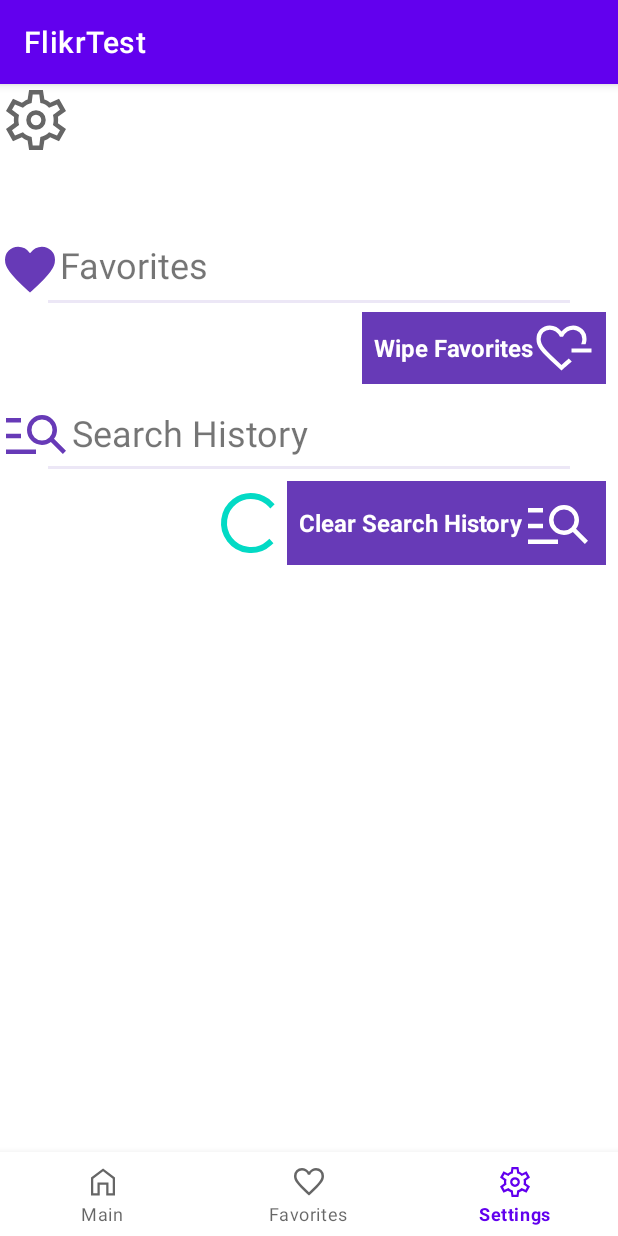
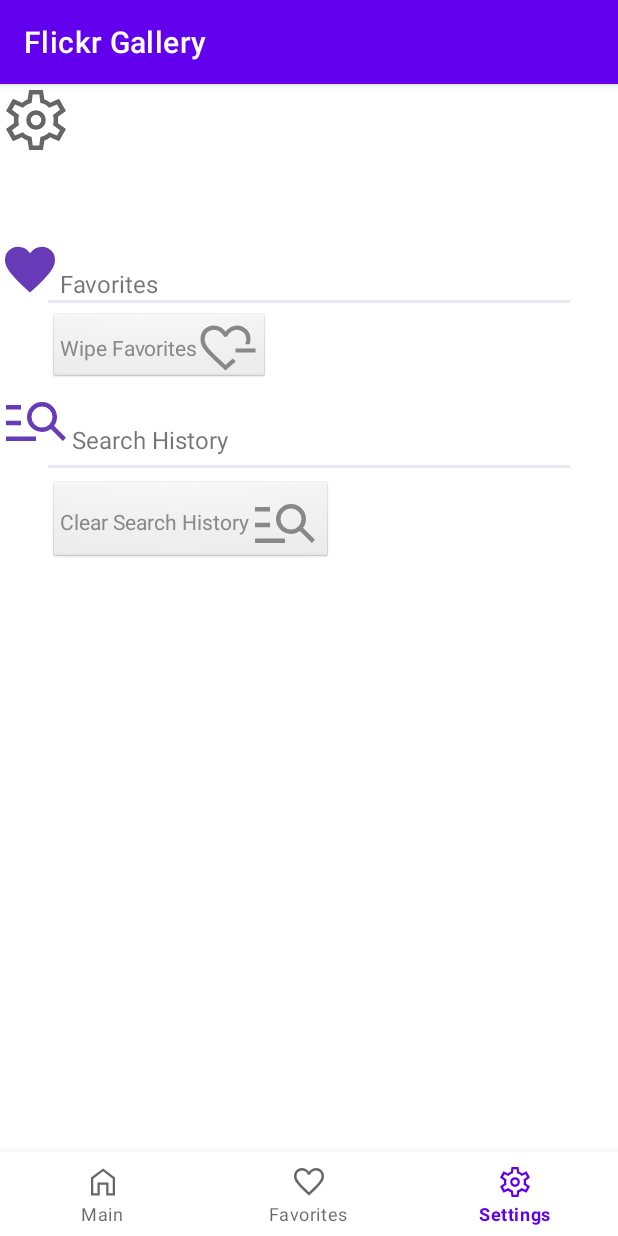
Before and after one commit to matthewrmcevoy/udacity_final_FlickrGallery, an Android app: the screen it shows after launch (MainActivity), item 3 of the bottom bar chosen, on a phone screen of 412 x 824 dp. Run offline under Robolectric (Android 15) with nearby library versions, the phone set to English and light mode, and no system bars; our stand-ins replace Picasso, Room's generated code, data binding, navigation-ui; pictures from the network do not load; Roboto replaces fonts that are not available here.

Commit message:
Commit 8:
moved search hist to dB model for persistence.

```diff
--- a/app/src/main/java/com/mrm/android/flikrtest/dB/Room.kt
+++ b/app/src/main/java/com/mrm/android/flikrtest/dB/Room.kt
@@ -3,6 +3,7 @@ package com.mrm.android.flikrtest.dB
 import android.content.Context
 import androidx.room.*
 import com.mrm.android.flikrtest.api.APIPhoto
+import com.mrm.android.flikrtest.searchhist.SearchTerm
 
 @Dao
 interface FavoritePhotoDao{
@@ -37,3 +38,37 @@ fun getDatabase(context: Context): FavoritePhotosDatabase{
     }
     return INSTANCE
 }
+
+@Dao
+interface SearchHistoryDao{
+    @Insert(onConflict = OnConflictStrategy.REPLACE)
+    fun addSearchTerm(searchTerm: SearchTerm)
+
+    @Query("select * from SearchTerm")
+    suspend fun getSearchHistory(): List<SearchTerm>
+
+    @Query("delete from SearchTerm where term is :term")
+    suspend fun deleteSearchTerm(term: String)
+
+    @Query("delete from SearchTerm")
+    suspend fun clearSearchHistory()
+
+}
+
+@Database(entities = [SearchTerm::class], version = 1)
+abstract class SearchHistoryDatabase: RoomDatabase() {
+    abstract val searchHistoryDao: SearchHistoryDao
+}
+
+private lateinit var SH_INSTANCE: SearchHistoryDatabase
+
+fun getSearchHistoryDB(context: Context): SearchHistoryDatabase{
+    if(!::SH_INSTANCE.isInitialized){
+        SH_INSTANCE = Room.databaseBuilder(
+            context.applicationContext,
+            SearchHistoryDatabase::class.java,
+            "searchHistory"
+        ).build()
+    }
+    return SH_INSTANCE
+}
--- a/app/src/main/java/com/mrm/android/flikrtest/ui/favorites/FavPhotoGridAdapter.kt
+++ b/app/src/main/java/com/mrm/android/flikrtest/ui/favorites/FavPhotoGridAdapter.kt
@@ -60,11 +60,12 @@ class FavPhotoGridAdapter(private val viewModel: FavoritesViewModel, private val
             null
         }
         holder.itemView.fav_add_remove_bttn.setOnClickListener {
+            updateAdapter(position)
             CoroutineScope(Dispatchers.IO).launch{
                 database.favoritePhotoDao.deleteFavorite(apiPhoto.media)
                 viewModel.updateFavorites()
             }
-            updateAdapter(position)
+
         }
         holder.itemView.setOnLongClickListener{
             Log.i("adapter","$apiPhoto")
--- a/app/src/main/java/com/mrm/android/flikrtest/ui/main/MainFragment.kt
+++ b/app/src/main/java/com/mrm/android/flikrtest/ui/main/MainFragment.kt
@@ -19,6 +19,8 @@ import com.mrm.android.flikrtest.R
 import com.mrm.android.flikrtest.databinding.FragmentMainBinding
 import kotlinx.android.synthetic.main.fragment_main.*
 import kotlinx.android.synthetic.main.fragment_main.view.*
+import kotlinx.android.synthetic.main.photo_detail_fragment.view.*
+import kotlinx.android.synthetic.main.search_history.view.*
 
 class MainFragment : Fragment() {
 
@@ -50,11 +52,12 @@ class MainFragment : Fragment() {
 
         var searchText:String = ""
         val actv:AutoCompleteTextView = binding.root.findViewById(R.id.tag_search_txt)
-        val adapter = ArrayAdapter<String>(requireActivity(),R.layout.search_history, viewModel.recentSearch)
+        val adapter = ArrayAdapter<String>(requireActivity(),R.layout.search_history, R.id.search_tv , viewModel.recentSearch)
         actv.setAdapter(adapter)
 
         actv.setOnClickListener{
             actv.showDropDown()
+
         }
 
         actv.setOnKeyListener { view, i, keyEvent ->
@@ -62,7 +65,7 @@ class MainFragment : Fragment() {
                 searchText = tag_search_txt.text.toString()
                 viewModel.addSearch(searchText)
                 viewModel.updatePhotoFilter(searchText)
-                val adapter = ArrayAdapter<String>(requireActivity(),R.layout.search_history, viewModel.recentSearch)
+                //val adapter = ArrayAdapter<String>(requireActivity(),R.layout.search_history,R.id.search_tv ,viewModel.recentSearch)
                 actv.setAdapter(adapter)
 
 
@@ -78,10 +81,9 @@ class MainFragment : Fragment() {
         actv.setOnItemClickListener { adapterView, view, i, l ->
             var selectedItem = adapterView.getItemAtPosition(i) as String
             Log.i("selected", selectedItem)
+            Log.i("selected","${view.search_rmv_bttn} , $l")
             viewModel.updatePhotoFilter(selectedItem)
-
         }
-
 
 
         binding.imageButton.setOnClickListener {
@@ -90,7 +92,7 @@ class MainFragment : Fragment() {
 
             Log.i("Fragment","recent searches are ${viewModel.recentSearch}")
             viewModel.updatePhotoFilter(searchText)
-            val adapter = ArrayAdapter<String>(requireActivity(),R.layout.search_history, viewModel.recentSearch)
+            //val adapter = ArrayAdapter<String>(requireActivity(),R.layout.search_history, viewModel.recentSearch)
             actv.setAdapter(adapter)
 
 
--- a/app/src/main/java/com/mrm/android/flikrtest/ui/settings/SettingsFragment.kt
+++ b/app/src/main/java/com/mrm/android/flikrtest/ui/settings/SettingsFragment.kt
@@ -1,12 +1,22 @@
 package com.mrm.android.flikrtest.ui.settings
 
+import android.graphics.Color
+import android.graphics.PorterDuff
+import android.graphics.PorterDuffColorFilter
 import android.os.Bundle
+import android.util.Log
 import android.view.LayoutInflater
 import android.view.View
 import android.view.ViewGroup
+import android.widget.Toast
 import androidx.fragment.app.Fragment
+import androidx.lifecycle.Observer
 import androidx.lifecycle.ViewModelProvider
+import com.google.android.material.snackbar.Snackbar
+import com.mrm.android.flikrtest.R
 import com.mrm.android.flikrtest.databinding.FragmentSettingsBinding
+import kotlinx.android.synthetic.main.fragment_settings.*
+import kotlin.math.absoluteValue
 
 class SettingsFragment : Fragment(){
     val viewModel: SettingsViewModel by lazy{
@@ -24,8 +34,60 @@ class SettingsFragment : Fragment(){
     ): View? {
         val binding = FragmentSettingsBinding.inflate(inflater)
 
+        viewModel.favCount.observe(viewLifecycleOwner, Observer {
+            if(it > 0){
+                wipe_fav_bttn.setTextColor(resources.getColor(R.color.app_purple))
+                val drawable = wipe_fav_bttn.compoundDrawables
+                for(item in drawable){
+                    item?.setColorFilter(PorterDuffColorFilter(resources.getColor(R.color.app_purple), PorterDuff.Mode.SRC_IN))
+                }
+                wipe_fav_bttn.isEnabled = true
+            }else{
+                wipe_fav_bttn.setTextColor(Color.GRAY)
+                val drawable = wipe_fav_bttn.compoundDrawables
+                for(item in drawable){
+                    item?.setColorFilter(PorterDuffColorFilter(Color.GRAY, PorterDuff.Mode.SRC_IN))
+                }
+                wipe_fav_bttn.isEnabled = false
+            }
+        })
+
+        viewModel.searchCount.observe(viewLifecycleOwner, Observer{
+            if(it > 0){
+                clr_srch_hist_bttn.setTextColor(resources.getColor(R.color.app_purple))
+                val drawable = clr_srch_hist_bttn.compoundDrawables
+                for(item in drawable){
+                    item?.setColorFilter(PorterDuffColorFilter(resources.getColor(R.color.app_purple), PorterDuff.Mode.SRC_IN))
+                }
+                clr_srch_hist_bttn.isEnabled = true
+            }else{
+                clr_srch_hist_bttn.setTextColor(Color.GRAY)
+                val drawable = clr_srch_hist_bttn.compoundDrawables
+                for(item in drawable){
+                    item?.setColorFilter(PorterDuffColorFilter(Color.GRAY, PorterDuff.Mode.SRC_IN))
+                }
+                clr_srch_hist_bttn.isEnabled = false
+            }
+        })
+
         binding.wipeFavBttn.setOnClickListener {
-            viewModel.clearFavorites()
+            if(viewModel.favCount.value!! > 0){
+                viewModel.clearFavorites()
+                Snackbar.make(this.requireView(),"Favorites Cleared!", Snackbar.LENGTH_INDEFINITE).setAction("Ok"){null}.show()
+            }else{
+                Toast.makeText(this.requireContext(),"Favorites is empty!", Toast.LENGTH_SHORT).show()
+            }
+
+        }
+
+        binding.clrSrchHistBttn.setOnClickListener {
+            if(viewModel.searchCount.value!! > 0){
+                viewModel.clearSearchHistory()
+                Snackbar.make(this.requireView(),"Search History Cleared!", Snackbar.LENGTH_INDEFINITE).setAction("Ok"){null}.show()
+            }else{
+                Toast.makeText(this.requireContext(),"Search History is empty!", Toast.LENGTH_SHORT).show()
+            }
+
         }
 
         return binding.root
--- a/app/src/main/java/com/mrm/android/flikrtest/ui/settings/SettingsViewModel.kt
+++ b/app/src/main/java/com/mrm/android/flikrtest/ui/settings/SettingsViewModel.kt
@@ -1,12 +1,11 @@
 package com.mrm.android.flikrtest.ui.settings
 
 import android.app.Application
-import androidx.lifecycle.AndroidViewModel
-import androidx.lifecycle.MutableLiveData
-import androidx.lifecycle.ViewModel
-import androidx.lifecycle.viewModelScope
+import android.util.Log
+import androidx.lifecycle.*
 import com.mrm.android.flikrtest.dB.FavoritePhotosDatabase
 import com.mrm.android.flikrtest.dB.getDatabase
+import com.mrm.android.flikrtest.dB.getSearchHistoryDB
 import kotlinx.coroutines.CoroutineScope
 import kotlinx.coroutines.Dispatchers
 import kotlinx.coroutines.launch
@@ -14,19 +13,45 @@ import kotlinx.coroutines.launch
 enum class FavSettingsStatus{LOADING, DONE}
 class SettingsViewModel(application: Application) : AndroidViewModel(application) {
     private val database = getDatabase(application)
+    private val searchHistoryDatabase = getSearchHistoryDB(application)
+
+    private val _favCount = MutableLiveData<Int>()
+    val favCount: LiveData<Int>
+    get() = _favCount
+
+    private val _searchCount = MutableLiveData<Int>()
+    val searchCount: LiveData<Int>
+    get() = _searchCount
+
     val favSettingStat= MutableLiveData<FavSettingsStatus>()
 
     init{
         favSettingStat.value = FavSettingsStatus.DONE
+        viewModelScope.launch{
+            _favCount.value = database.favoritePhotoDao.getFavorites().size
+            Log.i("svm","${_favCount.value}")
+            _searchCount.value = searchHistoryDatabase.searchHistoryDao.getSearchHistory().size
+        }
+        Log.i("svm","init")
+
     }
 
     fun clearFavorites(){
         favSettingStat.value = FavSettingsStatus.LOADING
         CoroutineScope(Dispatchers.IO).launch{
             database.favoritePhotoDao.clearFavorites()
+            _favCount.postValue(database.favoritePhotoDao.getFavorites().size)
+        }
 
+
+        favSettingStat.value = FavSettingsStatus.DONE
+    }
+
+    fun clearSearchHistory(){
+        CoroutineScope(Dispatchers.IO).launch{
+            searchHistoryDatabase.searchHistoryDao.clearSearchHistory()
+            _searchCount.postValue(searchHistoryDatabase.searchHistoryDao.getSearchHistory().size)
         }
-        favSettingStat.value = FavSettingsStatus.DONE
 
     }
 }
--- a/app/src/main/res/layout/fragment_settings.xml
+++ b/app/src/main/res/layout/fragment_settings.xml
@@ -26,8 +26,9 @@
         android:layout_marginTop="56dp"
         android:drawableLeft="@drawable/favorite_fill"
         android:drawableTint="#673AB7"
-        android:text="Favorites"
-        android:textSize="24sp"
+        android:gravity="bottom"
+        android:text="@string/fav_label"
+        android:textSize="16sp"
         app:layout_constraintStart_toStartOf="parent"
         app:layout_constraintTop_toBottomOf="@+id/imageView3" />
 
@@ -60,80 +61,55 @@
         android:id="@+id/wipe_fav_bttn"
         android:layout_width="wrap_content"
         android:layout_height="wrap_content"
+        android:layout_marginStart="32dp"
         android:layout_marginTop="8dp"
-        android:layout_marginEnd="8dp"
-        android:background="#673AB7"
+        android:background="@android:drawable/btn_default"
         android:drawableRight="@drawable/heart_minus"
-        android:drawableTint="#FFFFFF"
+        android:drawableTint="#673AB7"
         android:gravity="center_vertical"
         android:paddingHorizontal="8dp"
         android:paddingVertical="4dp"
-        android:text="Wipe Favorites"
-        android:textColor="#FFFFFF"
-        android:textSize="16sp"
-        android:textStyle="bold"
-        app:layout_constraintEnd_toEndOf="parent"
+        android:text="@string/wipe_fav_txt"
+        android:textColor="#673AB7"
+        android:textSize="14sp"
+        app:layout_constraintStart_toStartOf="parent"
         app:layout_constraintTop_toTopOf="@+id/divider" />
 
     <TextView
         android:id="@+id/clr_srch_hist_bttn"
         android:layout_width="wrap_content"
         android:layout_height="wrap_content"
+        android:layout_marginStart="32dp"
         android:layout_marginTop="8dp"
-        android:layout_marginEnd="8dp"
-        android:background="#673AB7"
+        android:background="@android:drawable/btn_default"
         android:drawableRight="@drawable/manage_search"
-        android:drawableTint="#FFFFFF"
+        android:drawableTint="#673AB7"
         android:gravity="center_vertical"
         android:paddingHorizontal="8dp"
         android:paddingVertical="4dp"
         android:text="Clear Search History"
-        android:textColor="#FFFFFF"
-        android:textSize="16sp"
-        android:textStyle="bold"
-        app:layout_constraintEnd_toEndOf="parent"
+        android:textColor="#673AB7"
+        android:textSize="14sp"
+        app:layout_constraintStart_toStartOf="parent"
         app:layout_constraintTop_toBottomOf="@+id/divider2" />
 
     <TextView
         android:id="@+id/textView4"
         android:layout_width="wrap_content"
         android:layout_height="wrap_content"
-        android:layout_marginTop="16dp"
         android:text="Search History"
-        android:textSize="24sp"
-        app:layout_constraintStart_toEndOf="@+id/imageView6"
-        app:layout_constraintTop_toBottomOf="@+id/wipe_fav_bttn" />
+        android:textSize="16sp"
+        app:layout_constraintBottom_toBottomOf="@+id/imageView6"
+        app:layout_constraintStart_toEndOf="@+id/imageView6" />
 
     <ImageView
         android:id="@+id/imageView6"
         android:layout_width="wrap_content"
         android:layout_height="wrap_content"
-        app:tint="#673AB7"
-        app:layout_constraintBottom_toBottomOf="@+id/textView4"
         app:layout_constraintStart_toStartOf="parent"
-        app:layout_constraintTop_toTopOf="@+id/textView4"
-        app:srcCompat="@drawable/manage_search" />
-
-    <ProgressBar
-        android:id="@+id/favClearPBar"
-        style="?android:attr/progressBarStyle"
-        android:layout_width="wrap_content"
-        android:layout_height="wrap_content"
-        android:indeterminate="true"
-        android:visibility="gone"
-        app:favStat="@{viewModel.favSettingStat}"
-        app:layout_constraintBottom_toBottomOf="@+id/wipe_fav_bttn"
-        app:layout_constraintEnd_toStartOf="@+id/wipe_fav_bttn"
-        app:layout_constraintTop_toTopOf="@+id/wipe_fav_bttn" />
-
-    <ProgressBar
-        android:id="@+id/progressBar2"
-        style="?android:attr/progressBarStyle"
-        android:layout_width="wrap_content"
-        android:layout_height="wrap_content"
-        app:layout_constraintBottom_toBottomOf="@+id/clr_srch_hist_bttn"
-        app:layout_constraintEnd_toStartOf="@+id/clr_srch_hist_bttn"
-        app:layout_constraintTop_toTopOf="@+id/clr_srch_hist_bttn" />
+        app:layout_constraintTop_toBottomOf="@+id/wipe_fav_bttn"
+        app:srcCompat="@drawable/manage_search"
+        app:tint="#673AB7" />
 
 </androidx.constraintlayout.widget.ConstraintLayout>
 </layout>
--- a/app/src/main/res/values/colors.xml
+++ b/app/src/main/res/values/colors.xml
@@ -7,4 +7,5 @@
     <color name="teal_700">#FF018786</color>
     <color name="black">#FF000000</color>
     <color name="white">#FFFFFFFF</color>
+    <color name="app_purple">#FF673AB7</color>
 </resources>
```
Also changed, not shown: app/src/main/java/com/mrm/android/flikrtest/searchhist/SearchTerm.kt (added, +13 -0 lines), app/src/main/java/com/mrm/android/flikrtest/ui/main/MainViewModel.kt (+30 -5 lines), app/src/main/res/layout/fragment_main.xml (+3 -4 lines), app/src/main/res/layout/grid_view_item.xml (+4 -6 lines), app/src/main/res/layout/search_history.xml (+29 -6 lines), app/src/main/res/values/strings.xml (+13 -1 lines).
